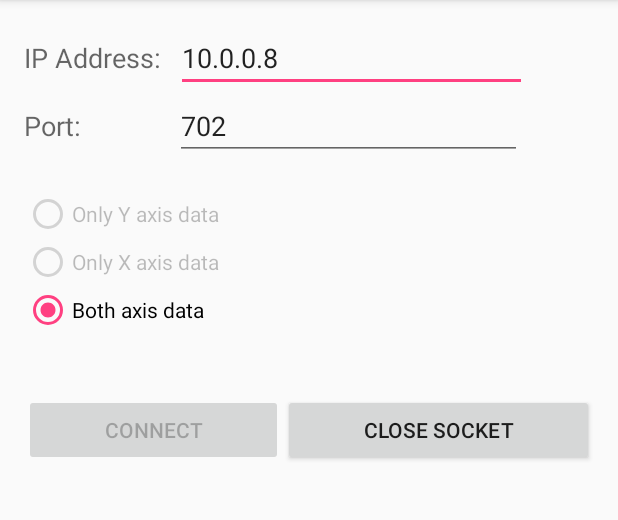
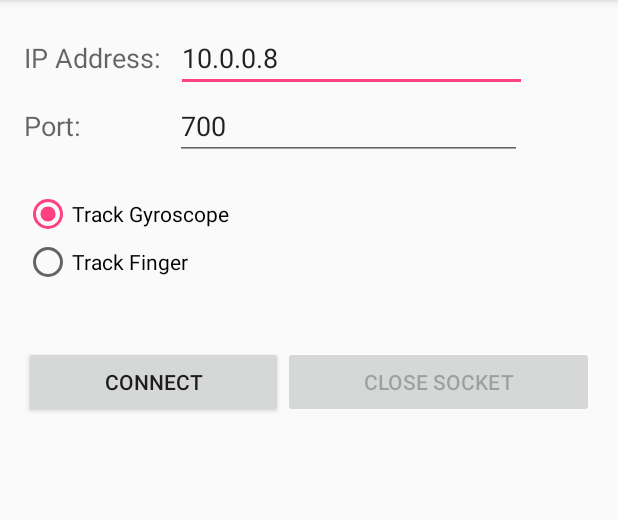
Before and after one commit to noamm91/old-java-dreams, an Android app: the screen it shows after launch (MainActivity), after a tap on "CONNECT", on a phone screen of 412 x 824 dp, the part 84-604 px from its top. Run offline under Robolectric (Android 15) with nearby library versions, the phone set to English and light mode, and no system bars.

Commit message:
First commit after integrate Git with Android Studio. Added Tracking Finger feature.

```diff
--- a/TalkWithCompViaWifi/app/src/main/java/com/example/noamm_000/talkwithcompviawifi/ConnectAndSendAsyncTask.java
+++ b/TalkWithCompViaWifi/app/src/main/java/com/example/noamm_000/talkwithcompviawifi/ConnectAndSendAsyncTask.java
@@ -7,6 +7,7 @@ import android.hardware.SensorEventListener;
 import android.hardware.SensorManager;
 import android.os.AsyncTask;
 import android.util.Log;
+import android.widget.Button;
 import android.widget.Toast;
 
 import com.example.noamm_000.talkwithcompviawifi.CommonServerAndClient.DataObject;
@@ -14,8 +15,11 @@ import com.example.noamm_000.talkwithcompviawifi.CommonServerAndClient.DataObjec
 import java.io.IOException;
 import java.io.ObjectOutputStream;
 import java.io.OutputStream;
+import java.net.ConnectException;
 import java.net.InetAddress;
+import java.net.InetSocketAddress;
 import java.net.Socket;
+import java.net.SocketTimeoutException;
 import java.net.UnknownHostException;
 import java.nio.ByteBuffer;
 
@@ -25,34 +29,25 @@ import java.nio.ByteBuffer;
 public class ConnectAndSendAsyncTask extends AsyncTask<String,String,String> implements SensorEventListener {
 
     //private DataObject dataObject;
+    private Button btnConnect;
+    private Button btnCancel;
     private ObjectOutputStream objectOutputStream;
     private boolean isUpCliked;
     private boolean isDownClicked;
     private String mode;
-    //private boolean keyPressed;
+    private boolean isConnected;
     private float UoD;
     private Context context;
     private Socket socket;
     private OutputStream os;
-    //private byte[] floatValX = new byte[4];
-    //private byte[] floatValY = new byte[4];
-    //private byte[] floatValPressed = new byte[4];
-    private final static String TAG = "ASYNCTASK LOGGER: ";
+    private final static String TAG = "GYRO ASYNCTASK LOGGER: ";
 
-    public ConnectAndSendAsyncTask(Context ctx, String mode) {
+    public ConnectAndSendAsyncTask(Context ctx, String mode, Button btnConnect, Button btnCancel) {
         this.context = ctx;
         this.mode = mode;
-        //keyPressed = false;
+        this.btnConnect = btnConnect;
+        this.btnCancel = btnCancel;
     }
-
-    /*
-    public void setKeyPressed(boolean keyPressed, float UorD, boolean isUpCliked, boolean isDownClicked) {
-        //this.keyPressed = keyPressed;
-        this.UoD = UorD;
-        this.isUpCliked = isUpCliked;
-        this.isDownClicked = isDownClicked;
-    }
-    */
 
     public void setKeyPressed(boolean isUpCliked, boolean isDownClicked) {
         this.isUpCliked = isUpCliked;
@@ -60,35 +55,51 @@ public class ConnectAndSendAsyncTask extends AsyncTask<String,String,String> imp
     }
 
     @Override
+    protected void onPreExecute() {
+        super.onPreExecute();
+        btnConnect.setEnabled(false);
+        btnCancel.setEnabled(false);
+    }
+
+    @Override
     protected String doInBackground(String... strings) {
 
         String IP = strings[0];
         String port = strings[1];
-        //String mode = strings[2];
-        //this.mode = mode;
         try {
             InetAddress inetIP = InetAddress.getByName(IP);
-            socket = new Socket(inetIP, Integer.parseInt(port));
+            socket = new Socket();
+            socket.connect(new InetSocketAddress(inetIP, Integer.parseInt(port)), 2000);
+            publishProgress("Connected!");
             os = socket.getOutputStream();
             objectOutputStream = new ObjectOutputStream(os);
-            publishProgress("Send packet");
 
             SensorManager sensorManager = (SensorManager) context.getSystemService(Context.SENSOR_SERVICE);
             Sensor gyro = sensorManager.getDefaultSensor(Sensor.TYPE_GYROSCOPE);
             sensorManager.registerListener(this, gyro, SensorManager.SENSOR_DELAY_NORMAL);
 
             while (!this.isCancelled()) {
-                Thread.sleep(500);
+                Thread.sleep(2000);
             }
             sensorManager.unregisterListener(this, gyro);
 
         } catch (UnknownHostException e) {
-            publishProgress("Exception");
+            publishProgress("Unknown host exception occurred");
+            e.printStackTrace();
+        } catch (SocketTimeoutException e) {
+            publishProgress("Socket timeout exception occurred");
+            e.printStackTrace();
+        } catch (ConnectException e) {
+            publishProgress("Connect exception occurred");
             e.printStackTrace();
         } catch (IOException e) {
-            publishProgress("Exception2");
+            publishProgress("IO exception occurred");
             e.printStackTrace();
         } catch (InterruptedException e) {
+            publishProgress("Interrupted Exception occurred");
+            e.printStackTrace();
+        } catch (Exception e) {
+            publishProgress("General Exception occurred");
             e.printStackTrace();
         }
         return null;
@@ -99,14 +110,28 @@ public class ConnectAndSendAsyncTask extends AsyncTask<String,String,String> imp
         super.onProgressUpdate(values);
         String message = values[0];
         Toast.makeText(this.context, message, Toast.LENGTH_LONG).show();
+        if(message.equals("Connected!")) {
+            btnCancel.setEnabled(true);
+            btnConnect.setEnabled(false);
+            this.isConnected = true;
+        }
+        if(message.contains("exception")) {
+            btnConnect.setEnabled(true);
+            MainActivity.isConnected = false;
+            this.isConnected = false;
+        }
     }
     @Override
     protected void onCancelled() {
         super.onCancelled();
         try {
+            Log.d(TAG, "INSIDE ON CANCELED METHOD");
             os.flush();
             os.close();
             socket.close();
+            MainActivity.isConnected = false;
+            btnConnect.setEnabled(true);
+            btnCancel.setEnabled(false);
         } catch (IOException e) {
             e.printStackTrace();
         }
@@ -114,49 +139,14 @@ public class ConnectAndSendAsyncTask extends AsyncTask<String,String,String> imp
 
     @Override
     public void onSensorChanged(SensorEvent sensorEvent) {
-        if (!this.isCancelled()) {
-            /*
-            if(mode.equals("y")) {
-                float data = sensorEvent.values[0];
-                data *= 16;
-                floatValY = ByteBuffer.allocate(4).putFloat(data).array();
-                floatValPressed = ByteBuffer.allocate(4).putFloat(UoD).array();
-                Log.d(TAG , Float.toString(data));
-                try {
-                    if(!keyPressed) {
-                        os.write(floatValY);
-                    }
-                    else {
-                        keyPressed = false;
-                        os.write(floatValPressed);
-                    }
-                } catch (IOException e) {
-                    e.printStackTrace();
-                }
-            }
-            else if(mode.equals("x")) {
-                float data = sensorEvent.values[1];
-                data *= 16;
-                floatValX = ByteBuffer.allocate(4).putFloat(data).array();
-                floatValPressed = ByteBuffer.allocate(4).putFloat(UoD).array();
-                Log.d(TAG, Float.toString(data));
-                try {
-                    if (!keyPressed) {
-                        os.write(floatValX);
-                    } else {
-                        keyPressed = false;
-                        os.write(floatValPressed);
-                    }
-                }catch (IOException e) {
-                    e.printStackTrace();
-                }
-            }*/
+        if((!isCancelled()) && (this.isConnected)) {
             if(mode.equals("both")) {
                 DataObject dataObject = new DataObject(sensorEvent.values[1]*16, sensorEvent.values[0]*16, this.isUpCliked, this.isDownClicked);
                 this.isUpCliked = false;
                 this.isDownClicked = false;
                 try {
                     objectOutputStream.writeObject(dataObject);
+                    Log.d(TAG, Float.toString(dataObject.getxDelta()));
                 } catch (IOException e) {
                     e.printStackTrace();
                 }
--- a/TalkWithCompViaWifi/app/src/main/java/com/example/noamm_000/talkwithcompviawifi/MainActivity.java
+++ b/TalkWithCompViaWifi/app/src/main/java/com/example/noamm_000/talkwithcompviawifi/MainActivity.java
@@ -3,25 +3,28 @@ package com.example.noamm_000.talkwithcompviawifi;
 import android.support.v7.app.AppCompatActivity;
 import android.os.Bundle;
 import android.view.KeyEvent;
+import android.view.MotionEvent;
 import android.view.View;
 import android.widget.Button;
 import android.widget.EditText;
 import android.widget.RadioButton;
 import android.widget.RadioGroup;
+import android.widget.RelativeLayout;
 
 public class MainActivity extends AppCompatActivity {
 
+    RelativeLayout mainRl;
     Button btnConnect, btnCloseSocket;
     EditText etIP;
     EditText etPort;
     RadioGroup rgAxis;
-    RadioButton rbX;
-    RadioButton rbY;
     RadioButton rbBoth;
+    RadioButton rbTp;
 
-    boolean isConnected = false;
+    public static boolean isConnected = false;
+    String mode = null;
     ConnectAndSendAsyncTask connectAndSendAsyncTask = null;
-
+    TrackingPadAsyncTask trackingPadAsyncTask = null;
 
     @Override
     protected void onCreate(Bundle savedInstanceState) {
@@ -29,22 +32,33 @@ public class MainActivity extends AppCompatActivity {
         setContentView(R.layout.activity_main);
         btnConnect = (Button) findViewById(R.id.btn_connect);
         btnCloseSocket = (Button) findViewById(R.id.btn_closeSocket);
+        if (btnCloseSocket != null) {
+            btnCloseSocket.setEnabled(false);
+        }
         etIP = (EditText) findViewById(R.id.et_ip);
         etPort = (EditText) findViewById(R.id.et_port);
         rgAxis = (RadioGroup) findViewById(R.id.rg_axis);
-        rbX = (RadioButton) findViewById(R.id.rb_x);
-        rbY = (RadioButton) findViewById(R.id.rb_y);
         rbBoth = (RadioButton) findViewById(R.id.rb_both);
+        rbTp = (RadioButton) findViewById(R.id.rb_tp);
+        mainRl = (RelativeLayout) findViewById(R.id.main_rl);
     }
 
+    /**
+     * This function is basically a listener to the 2 buttons that are responsible of triggering network operations.
+     * @param view - one of the two buttons: connect & close socket.
+     */
     public void socketOperationRequest(View view) {
         if (!isConnected) {
-            String mode = null;
+            // Extracting the requested mode out of the RadioGroup, an asyncTask will be chosen based on this mode
             int selectedRbId = rgAxis.getCheckedRadioButtonId();
-            if (selectedRbId == rbX.getId()) mode = "x";
-            else if (selectedRbId == rbY.getId()) mode = "y";
-            else mode = "both";
-            connectAndSendAsyncTask = new ConnectAndSendAsyncTask(MainActivity.this, mode);
+            if(selectedRbId == rbTp.getId()) {
+                mode = "tp"; // tp stands for touch pad
+                trackingPadAsyncTask = new TrackingPadAsyncTask(MainActivity.this, mainRl, btnConnect, btnCloseSocket);
+            }
+            else {
+                if (selectedRbId == rbBoth.getId()) mode = "both";
+                connectAndSendAsyncTask = new ConnectAndSendAsyncTask(MainActivity.this, mode, btnConnect, btnCloseSocket);
+            }
         }
         switch (view.getId()) {
             case R.id.btn_connect:
@@ -52,34 +66,37 @@ public class MainActivity extends AppCompatActivity {
                 isConnected = true;
                 String IP = etIP.getText().toString();
                 String port = etPort.getText().toString();
-                connectAndSendAsyncTask.execute(IP, port);
-                btnConnect.setEnabled(false);
-                btnCloseSocket.setEnabled(true);
+                if(mode.equals("tp"))trackingPadAsyncTask.execute(IP,port);
+                else connectAndSendAsyncTask.execute(IP, port);
                 break;
             }
             case R.id.btn_closeSocket:
             {
                 isConnected = false;
-                connectAndSendAsyncTask.cancel(true);
-                btnCloseSocket.setEnabled(false);
-                btnConnect.setEnabled(true);
+                if(mode.equals("tp")) trackingPadAsyncTask.cancel(true);
+                else connectAndSendAsyncTask.cancel(true);
                 break;
             }
         }
-
     }
 
     @Override
     public boolean onKeyDown(int keyCode, KeyEvent event) {
-        //float leftClick = 1;
-        //float rightClick = 2;
         if(keyCode == KeyEvent.KEYCODE_VOLUME_DOWN) {
-            //connectAndSendAsyncTask.setKeyPressed(true, rightClick, false, true);
-            connectAndSendAsyncTask.setKeyPressed(false, true);
+            if(mode.equals("tp")) {
+                trackingPadAsyncTask.setKeysState(false, true);
+                MotionEvent motionEvent = MotionEvent.obtain(1,1,-10,0,0,0);
+                mainRl.dispatchTouchEvent(motionEvent);
+            }
+            else connectAndSendAsyncTask.setKeyPressed(false, true);
         }
         if(keyCode == KeyEvent.KEYCODE_VOLUME_UP) {
-            //connectAndSendAsyncTask.setKeyPressed(true, leftClick, true, false);
-            connectAndSendAsyncTask.setKeyPressed(true, false);
+            if(mode.equals("tp")){
+                trackingPadAsyncTask.setKeysState(true, false);
+                MotionEvent motionEvent = MotionEvent.obtain(1,1,-10,0,0,0);
+                mainRl.dispatchTouchEvent(motionEvent);
+            }
+            else connectAndSendAsyncTask.setKeyPressed(true, false);
         }
         return super.onKeyDown(keyCode, event);
     }
--- a/TalkWithCompViaWifi/app/src/main/res/layout/activity_main.xml
+++ b/TalkWithCompViaWifi/app/src/main/res/layout/activity_main.xml
@@ -7,7 +7,8 @@
     android:paddingLeft="@dimen/activity_horizontal_margin"
     android:paddingRight="@dimen/activity_horizontal_margin"
     android:paddingTop="@dimen/activity_vertical_margin"
-    tools:context="com.example.noamm_000.talkwithcompviawifi.MainActivity">
+    tools:context="com.example.noamm_000.talkwithcompviawifi.MainActivity"
+    android:id="@+id/main_rl">
 
     <LinearLayout
         android:orientation="vertical"
@@ -26,15 +27,15 @@
                 android:textAppearance="?android:attr/textAppearanceMedium"
                 android:text="@string/tv_ip"
                 android:id="@+id/textView2"
-                android:paddingRight="10dp" />
+                android:paddingEnd="10dp"
+                android:paddingStart="0dp" />
 
             <EditText
                 android:layout_width="234dp"
                 android:layout_height="wrap_content"
                 android:id="@+id/et_ip"
-                android:layout_above="@+id/btn_connect"
-                android:layout_centerHorizontal="true"
-                android:text="@string/etIp" />
+                android:text="@string/etIp"
+                android:inputType="numberDecimal" />
         </LinearLayout>
 
         <LinearLayout
@@ -49,13 +50,15 @@
                 android:textAppearance="?android:attr/textAppearanceMedium"
                 android:text="@string/tv_port"
                 android:id="@+id/textView"
-                android:paddingRight="62dp" />
+                android:paddingEnd="62dp"
+                android:paddingStart="0dp"/>
 
             <EditText
                 android:layout_width="231dp"
                 android:layout_height="wrap_content"
                 android:id="@+id/et_port"
-                android:text="@string/etPort" />
+                android:text="@string/etPort"
+                android:inputType="number" />
         </LinearLayout>
 
         <LinearLayout
@@ -72,24 +75,15 @@
                 <RadioButton
                     android:layout_width="wrap_content"
                     android:layout_height="wrap_content"
-                    android:text="@string/rb_y"
-                    android:id="@+id/rb_y"
-                    android:checked="false"
-                    android:enabled="false" />
+                    android:text="@string/rb_both"
+                    android:id="@+id/rb_both"
+                    android:checked="true" />
 
                 <RadioButton
                     android:layout_width="wrap_content"
                     android:layout_height="wrap_content"
-                    android:text="@string/rb_x"
-                    android:id="@+id/rb_x"
-                    android:enabled="false" />
-
-                <RadioButton
-                    android:layout_width="wrap_content"
-                    android:layout_height="wrap_content"
-                    android:text="@string/rb_both"
-                    android:id="@+id/rb_both"
-                    android:checked="true" />
+                    android:text="@string/rb_screen"
+                    android:id="@+id/rb_tp" />
             </RadioGroup>
         </LinearLayout>
 
@@ -103,8 +97,6 @@
                 android:layout_height="wrap_content"
                 android:text="@string/btnConnect"
                 android:id="@+id/btn_connect"
-                android:layout_centerVertical="true"
-                android:layout_centerHorizontal="true"
                 android:layout_gravity="center_horizontal"
                 android:onClick="socketOperationRequest"
                 android:layout_weight="1" />
@@ -112,7 +104,7 @@
             <Button
                 android:layout_width="wrap_content"
                 android:layout_height="wrap_content"
-                android:text="Close Socket"
+                android:text="@string/btn_close_socket"
                 android:id="@+id/btn_closeSocket"
                 android:layout_gravity="center_horizontal"
                 android:onClick="socketOperationRequest"
--- a/TalkWithCompViaWifi/app/src/main/res/values/strings.xml
+++ b/TalkWithCompViaWifi/app/src/main/res/values/strings.xml
@@ -2,10 +2,12 @@
     <string name="app_name">TalkWithCompViaWifi</string>
     <string name="btnConnect">Connect</string>
     <string name="etIp">10.0.0.8</string>
-    <string name="etPort">702</string>
+    <string name="etPort">700</string>
     <string name="rb_y">Only Y axis data</string>
     <string name="rb_x">Only X axis data</string>
-    <string name="rb_both">Both axis data</string>
     <string name="tv_ip">IP Address:</string>
     <string name="tv_port">Port:</string>
+    <string name="rb_both">Track Gyroscope</string>
+    <string name="rb_screen">Track Finger</string>
+    <string name="btn_close_socket">Close Socket</string>
 </resources>
```
Also changed, not shown: TalkWithCompViaWifi/app/src/main/java/com/example/noamm_000/talkwithcompviawifi/TrackingPadAsyncTask.java (added, +189 -0 lines).
